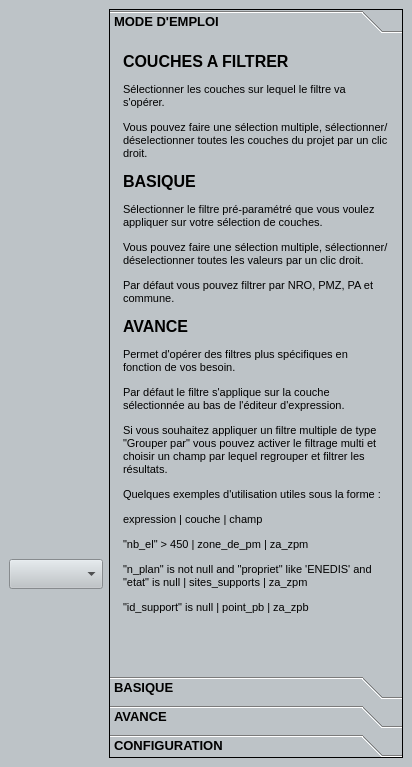
First picture: the form in filter_layers_dockwidget_base.ui, repository sducournau/filter_layers, before the edit.
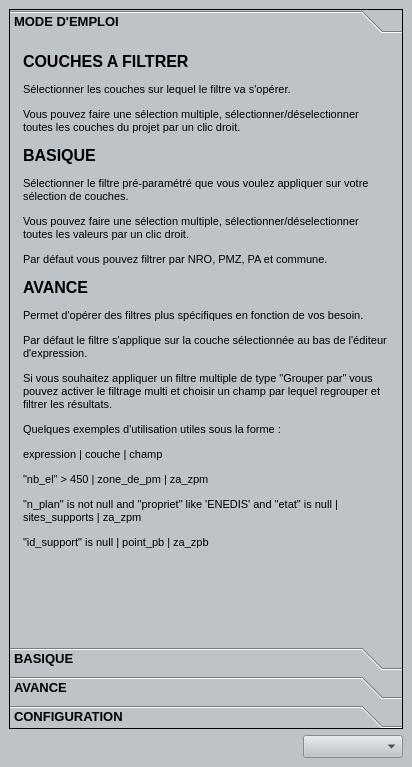
Second picture: the form after the edit. Icons and pictures are not drawn. Custom widgets are drawn as their Qt base class.

Diff of the .ui file:
```diff
--- a/filter_layers_dockwidget_base.ui
+++ b/filter_layers_dockwidget_base.ui
@@ -413,8 +413,8 @@
         <rect>
          <x>0</x>
          <y>0</y>
-         <width>282</width>
-         <height>584</height>
+         <width>382</width>
+         <height>520</height>
         </rect>
        </property>
        <attribute name="label">
@@ -2290,8 +2290,8 @@
       </widget>
      </widget>
     </item>
-    <item row="6" column="0">
-     <layout class="QVBoxLayout" name="verticalLayout_4">
+    <item row="7" column="1" colspan="3">
+     <layout class="QHBoxLayout" name="horizontalLayout_4">
       <item>
        <widget class="QPushButton" name="pushButton_filter_start">
         <property name="font">
@@ -2353,8 +2353,8 @@
         </property>
         <property name="iconSize">
          <size>
-          <width>75</width>
-          <height>75</height>
+          <width>50</width>
+          <height>50</height>
          </size>
         </property>
         <property name="flat">
@@ -2412,8 +2412,8 @@
         </property>
         <property name="iconSize">
          <size>
-          <width>75</width>
-          <height>75</height>
+          <width>50</width>
+          <height>50</height>
          </size>
         </property>
         <property name="flat">
@@ -2483,7 +2483,7 @@
 </string>
         </property>
         <property name="currentText">
-         <string>Couches …</string>
+         <string>Couches à…</string>
         </property>
         <property name="maxVisibleItems">
          <number>15</number>
```
Left out of the diff: 12 changed lines with no effect on the pictures.
